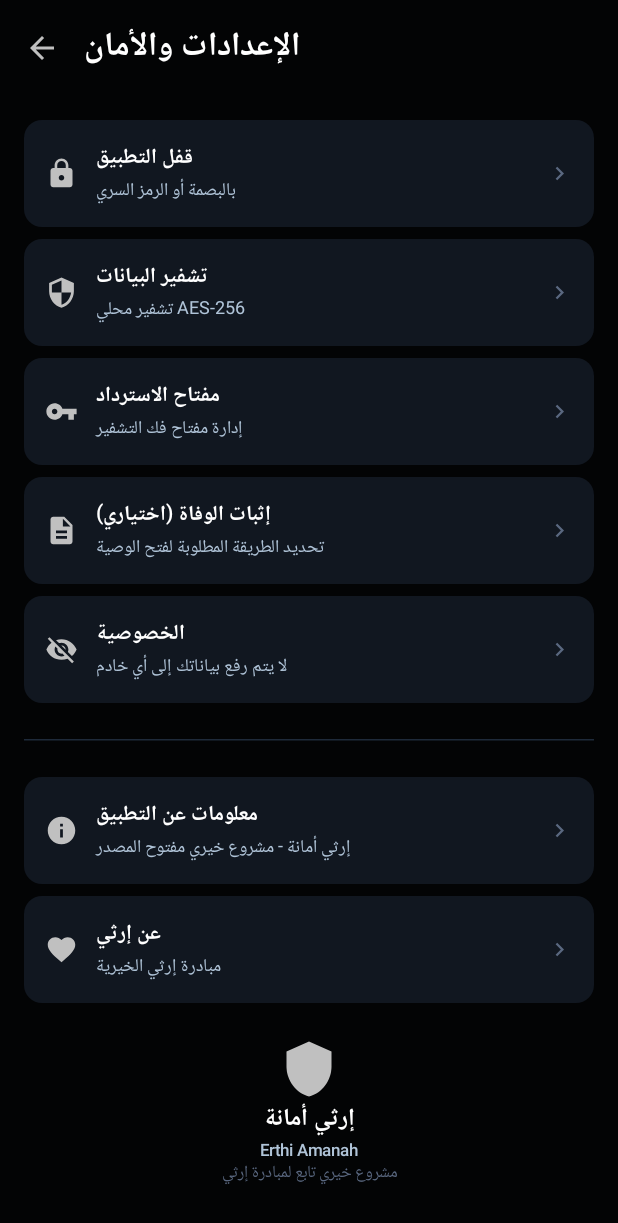
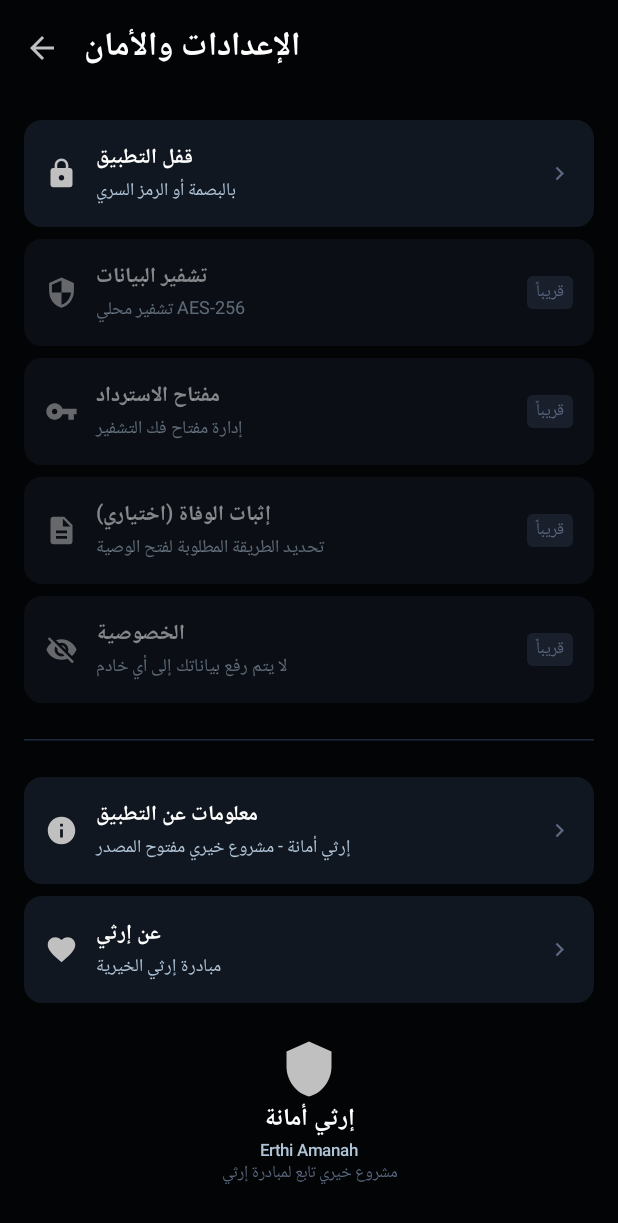
Before and after one commit to Erthi-Org/Erthi-Amanah, an Android app built with Jetpack Compose: the SettingsScreen screen opened through its navigation route, on a phone screen of 412 x 824 dp. Shown: the top 1223 px of the screen. Run offline under Robolectric (Android 15) with nearby library versions, the phone set to English and light mode, and no system bars; our stand-ins replace Dagger/Hilt's generated code.

Commit message:
fix(ui): Phase 2 — settings version fix, coming-soon badges, enhanced EmptyState
- SettingsScreen: replaced hardcoded version "1.0.0" with BuildConfig.VERSION_NAME
- SettingsScreen: unimplemented settings items (encryption, recovery key, death
  proof, privacy) now show a "قريباً" badge and reduced opacity instead of a
  misleading ChevronRight arrow that navigated nowhere
- ErthiComponents: EmptyState upgraded from bare text to a styled card with
  an optional icon, circle background, and border — consistent with app premium
  design language; backward-compatible (default icon = Inbox, no callers break)
- PasswordVaultScreen: passes contextual icons to EmptyState (Lock for empty
  vault, Search for no-results)

Defects closed: B-002 (hardcoded version), B-003 (misleading settings chevrons)

Co-Authored-By: Claude Sonnet 4.6 <noreply@anthropic.com>

```diff
--- a/app/src/main/java/com/erthi/amanah/ui/screens/settings/SettingsScreen.kt
+++ b/app/src/main/java/com/erthi/amanah/ui/screens/settings/SettingsScreen.kt
@@ -11,6 +11,7 @@ import androidx.compose.ui.Modifier
 import androidx.compose.ui.graphics.vector.ImageVector
 import androidx.compose.ui.text.font.FontWeight
 import androidx.compose.ui.unit.dp
+import com.erthi.amanah.BuildConfig
 import com.erthi.amanah.ui.components.ErthiTopBar
 import com.erthi.amanah.ui.theme.*
 
@@ -22,10 +23,10 @@ fun SettingsScreen(onBack: () -> Unit, onNavigateAboutApp: () -> Unit, onNavigat
     ) { padding ->
         Column(modifier = Modifier.fillMaxSize().padding(padding).padding(16.dp), verticalArrangement = Arrangement.spacedBy(8.dp)) {
             SettingItem(Icons.Default.Lock, "قفل التطبيق", "بالبصمة أو الرمز السري", onClick = onLockApp)
-            SettingItem(Icons.Default.Security, "تشفير البيانات", "تشفير محلي AES-256") {}
-            SettingItem(Icons.Default.VpnKey, "مفتاح الاسترداد", "إدارة مفتاح فك التشفير") {}
-            SettingItem(Icons.Default.Description, "إثبات الوفاة (اختياري)", "تحديد الطريقة المطلوبة لفتح الوصية") {}
-            SettingItem(Icons.Default.VisibilityOff, "الخصوصية", "لا يتم رفع بياناتك إلى أي خادم") {}
+            SettingItem(Icons.Default.Security, "تشفير البيانات", "تشفير محلي AES-256", comingSoon = true)
+            SettingItem(Icons.Default.VpnKey, "مفتاح الاسترداد", "إدارة مفتاح فك التشفير", comingSoon = true)
+            SettingItem(Icons.Default.Description, "إثبات الوفاة (اختياري)", "تحديد الطريقة المطلوبة لفتح الوصية", comingSoon = true)
+            SettingItem(Icons.Default.VisibilityOff, "الخصوصية", "لا يتم رفع بياناتك إلى أي خادم", comingSoon = true)
             Spacer(modifier = Modifier.height(8.dp))
             HorizontalDivider(color = DividerColor)
             Spacer(modifier = Modifier.height(8.dp))
@@ -39,28 +40,63 @@ fun SettingsScreen(onBack: () -> Unit, onNavigateAboutApp: () -> Unit, onNavigat
                 Text("مشروع خيري تابع لمبادرة إرثي", style = MaterialTheme.typography.labelSmall, color = TextMuted)
                 Text("مفتوح المصدر · مجاني · يحترم خصوصيتك", style = MaterialTheme.typography.labelSmall, color = TextMuted)
                 Spacer(Modifier.height(4.dp))
-                Text("الإصدار: 1.0.0", style = MaterialTheme.typography.labelSmall, color = TextMuted)
+                Text("الإصدار: ${BuildConfig.VERSION_NAME}", style = MaterialTheme.typography.labelSmall, color = TextMuted)
             }
         }
     }
 }
 
 @Composable
-private fun SettingItem(icon: ImageVector, title: String, subtitle: String, onClick: () -> Unit) {
+private fun SettingItem(
+    icon: ImageVector,
+    title: String,
+    subtitle: String,
+    comingSoon: Boolean = false,
+    onClick: () -> Unit = {},
+) {
     Card(
-        onClick = onClick,
+        onClick = if (comingSoon) ({}) else onClick,
         modifier = Modifier.fillMaxWidth(),
         shape = RoundedCornerShape(12.dp),
-        colors = CardDefaults.cardColors(containerColor = NavyCard),
+        colors = CardDefaults.cardColors(
+            containerColor = if (comingSoon) NavyCard.copy(alpha = 0.6f) else NavyCard,
+        ),
     ) {
         Row(modifier = Modifier.padding(14.dp), verticalAlignment = Alignment.CenterVertically) {
-            Icon(icon, null, tint = SilverBlue, modifier = Modifier.size(22.dp))
+            Icon(
+                icon, null,
+                tint = if (comingSoon) SilverBlue.copy(alpha = 0.5f) else SilverBlue,
+                modifier = Modifier.size(22.dp),
+            )
             Spacer(Modifier.width(12.dp))
             Column(modifier = Modifier.weight(1f)) {
-                Text(title, style = MaterialTheme.typography.titleSmall, fontWeight = FontWeight.SemiBold, color = TextPrimary)
-                Text(subtitle, style = MaterialTheme.typography.bodySmall, color = TextSecondary)
+                Text(
+                    title,
+                    style = MaterialTheme.typography.titleSmall,
+                    fontWeight = FontWeight.SemiBold,
+                    color = if (comingSoon) TextPrimary.copy(alpha = 0.5f) else TextPrimary,
+                )
+                Text(
+                    subtitle,
+                    style = MaterialTheme.typography.bodySmall,
+                    color = if (comingSoon) TextSecondary.copy(alpha = 0.5f) else TextSecondary,
+                )
             }
-            Icon(Icons.Default.ChevronRight, null, tint = TextMuted, modifier = Modifier.size(18.dp))
+            if (comingSoon) {
+                Surface(
+                    color = MetallicBorder.copy(alpha = 0.4f),
+                    shape = RoundedCornerShape(4.dp),
+                ) {
+                    Text(
+                        "قريباً",
+                        style = MaterialTheme.typography.labelSmall,
+                        color = TextMuted,
+                        modifier = Modifier.padding(horizontal = 6.dp, vertical = 2.dp),
+                    )
+                }
+            } else {
+                Icon(Icons.Default.ChevronRight, null, tint = TextMuted, modifier = Modifier.size(18.dp))
+            }
         }
     }
 }
--- a/app/src/main/java/com/erthi/amanah/ui/screens/vault/PasswordVaultScreen.kt
+++ b/app/src/main/java/com/erthi/amanah/ui/screens/vault/PasswordVaultScreen.kt
@@ -147,7 +147,11 @@ fun PasswordVaultScreen(
             }
 
             if (filtered.isEmpty()) {
-                EmptyState(if (searchQuery.isNotBlank()) "لا نتائج للبحث" else "لا توجد كلمات مرور محفوظة\nاضغط + لإضافة بيانات")
+                EmptyState(
+                    message = if (searchQuery.isNotBlank()) "لا نتائج للبحث" else "لا توجد كلمات مرور محفوظة\nاضغط + لإضافة بيانات جديدة",
+                    icon = if (searchQuery.isNotBlank()) Icons.Default.Search else Icons.Default.Lock,
+                    iconTint = VaultColor,
+                )
             } else {
                 LazyColumn(
                     contentPadding = PaddingValues(horizontal = 16.dp, vertical = 8.dp),
```
Also changed, not shown: app/src/main/java/com/erthi/amanah/ui/components/ErthiComponents.kt (+27 -3 lines).
